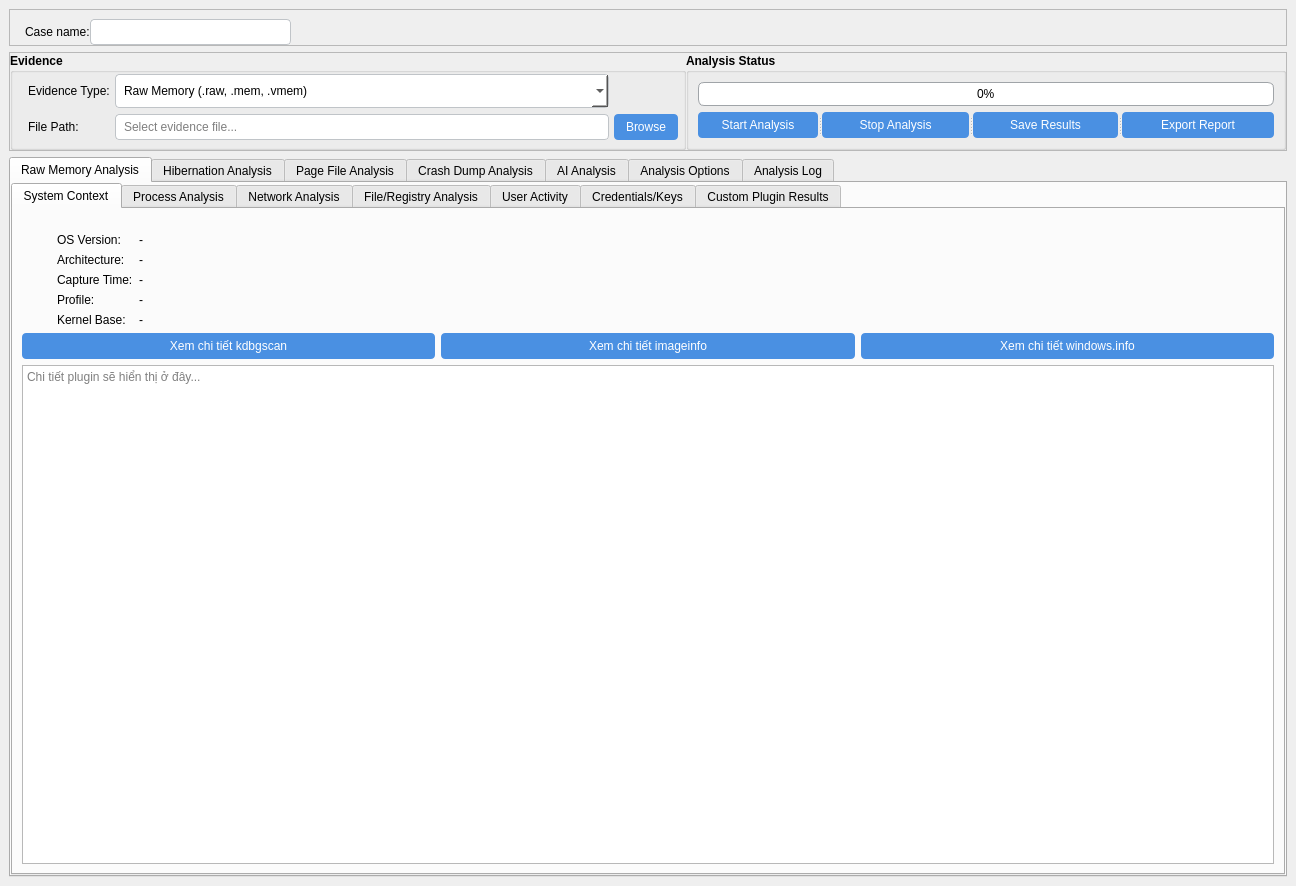
Qt form ui/pages/analysis_ui/memory_analysis.ui (Tlinhk/Windows_forensic) before a commit.
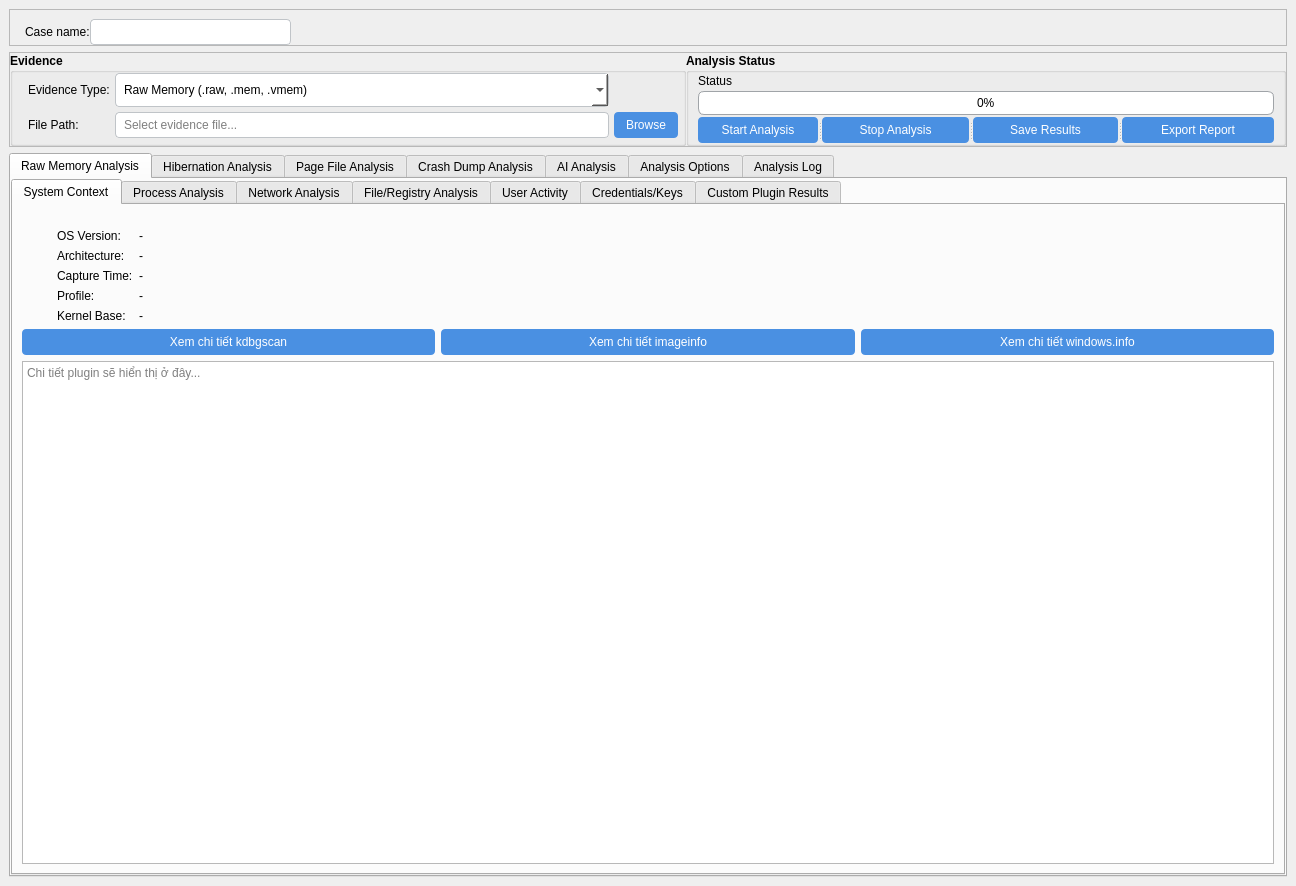
The same form after that commit. The open tabs and pages were chosen to show the change. Icons and pictures are not drawn.

Commit message: demo pslist

What changed in the file:
```diff
--- a/ui/pages/analysis_ui/memory_analysis.ui
+++ b/ui/pages/analysis_ui/memory_analysis.ui
@@ -614,26 +614,16 @@
           <string>Analysis Status</string>
          </property>
          <layout class="QGridLayout" name="gridLayout_6">
-          <item row="0" column="0">
-           <widget class="QProgressBar" name="progressBar">
-            <property name="styleSheet">
-             <string notr="true">/* QProgressBar */
-QProgressBar {
-    border: 1px solid #a0a4a8;
-    border-radius: 6px;
-    text-align: center;
-}
-QProgressBar::chunk {
-    background-color: #4a90e2;
-    border-radius: 6px;
-}</string>
-            </property>
-            <property name="value">
-             <number>0</number>
-            </property>
-           </widget>
-          </item>
-          <item row="1" column="0">
+          <property name="topMargin">
+           <number>0</number>
+          </property>
+          <property name="bottomMargin">
+           <number>0</number>
+          </property>
+          <property name="verticalSpacing">
+           <number>2</number>
+          </property>
+          <item row="2" column="0">
            <widget class="QSplitter" name="splitter">
             <property name="orientation">
              <enum>Qt::Horizontal</enum>
@@ -715,6 +705,32 @@
             </widget>
            </widget>
           </item>
+          <item row="1" column="0">
+           <widget class="QProgressBar" name="progressBar">
+            <property name="styleSheet">
+             <string notr="true">/* QProgressBar */
+QProgressBar {
+    border: 1px solid #a0a4a8;
+    border-radius: 6px;
+    text-align: center;
+}
+QProgressBar::chunk {
+    background-color: #4a90e2;
+    border-radius: 6px;
+}</string>
+            </property>
+            <property name="value">
+             <number>0</number>
+            </property>
+           </widget>
+          </item>
+          <item row="0" column="0">
+           <widget class="QLabel" name="statusLabel">
+            <property name="text">
+             <string>Status</string>
+            </property>
+           </widget>
+          </item>
          </layout>
         </widget>
        </item>
```
Left out of the diff: 10 changed lines with no effect on the pictures. The commit also changes 2 other files.
